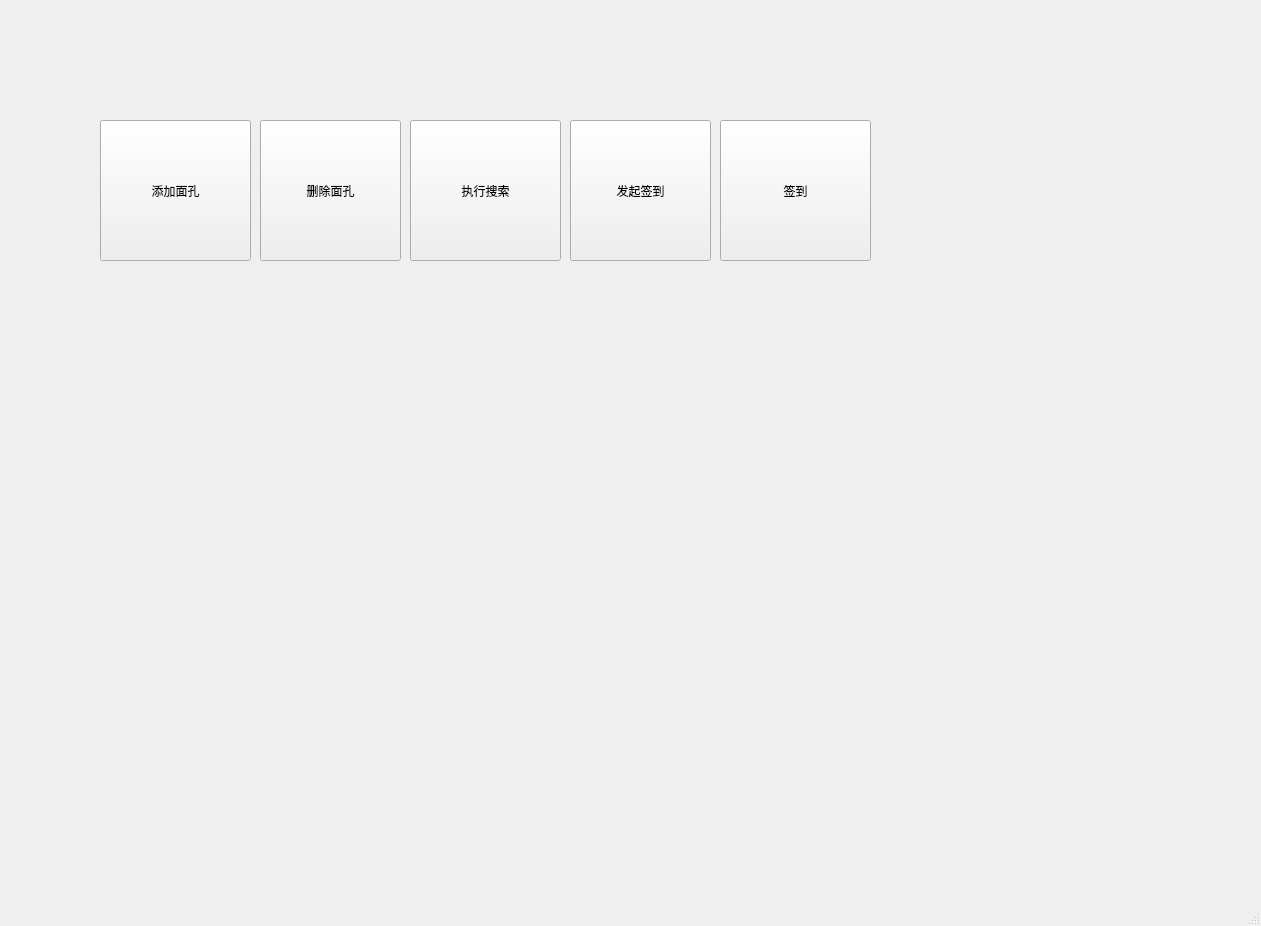
Qt form UI.ui (show-me-code/signInHelper-using-face-) before a commit.
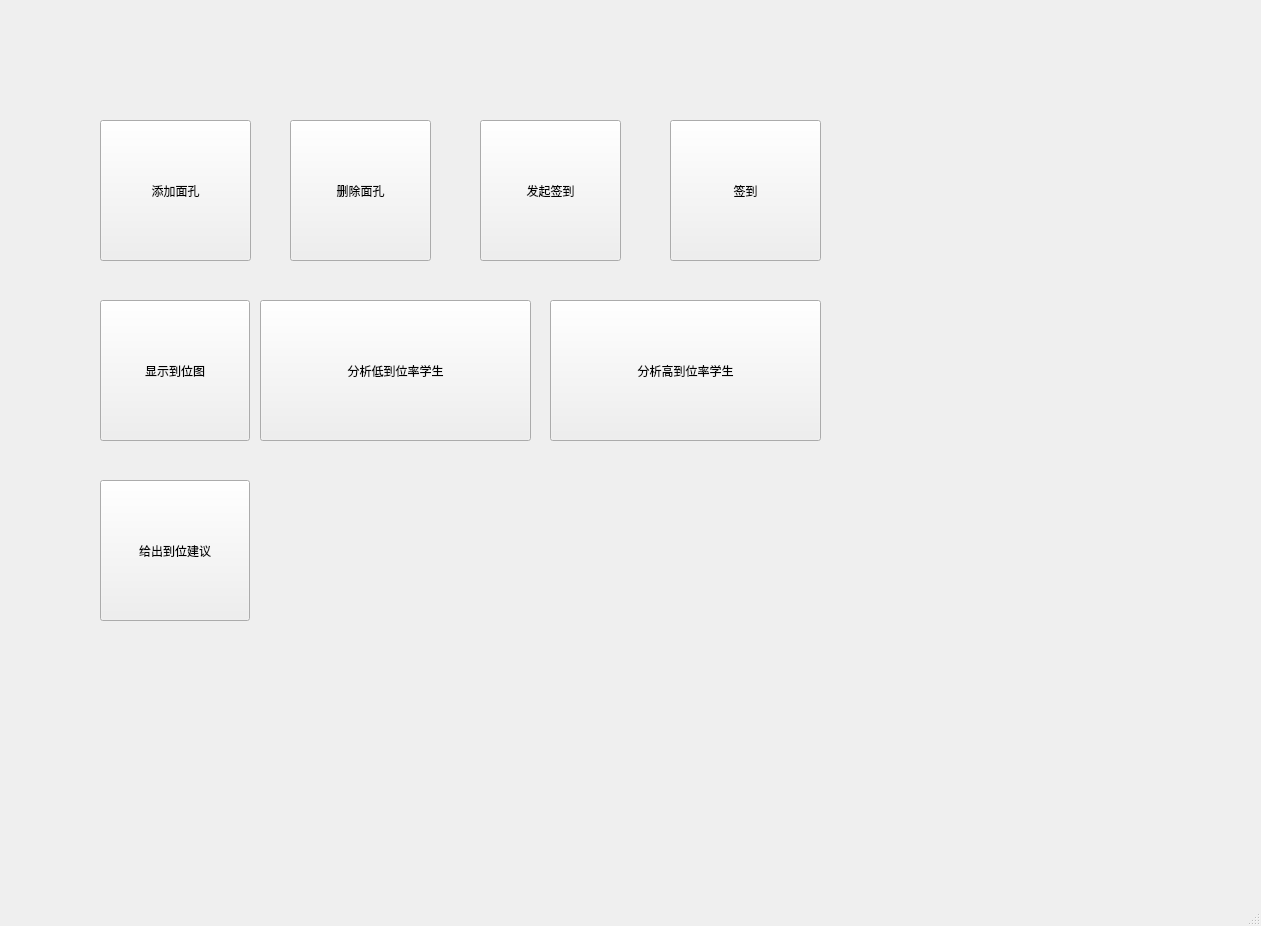
The same form after that commit.

The edit to the form file:
```diff
--- a/UI.ui
+++ b/UI.ui
@@ -30,7 +30,7 @@
    <widget class="QPushButton" name="pushButton_2">
     <property name="geometry">
      <rect>
-      <x>260</x>
+      <x>290</x>
       <y>120</y>
       <width>141</width>
       <height>141</height>
@@ -40,34 +40,10 @@
      <string>删除面孔</string>
     </property>
    </widget>
-   <widget class="QPushButton" name="pushButton_3">
-    <property name="geometry">
-     <rect>
-      <x>410</x>
-      <y>120</y>
-      <width>151</width>
-      <height>141</height>
-     </rect>
-    </property>
-    <property name="text">
-     <string>执行搜索</string>
-    </property>
-   </widget>
-   <widget class="QWidget" name="gridLayoutWidget">
-    <property name="geometry">
-     <rect>
-      <x>250</x>
-      <y>290</y>
-      <width>801</width>
-      <height>531</height>
-     </rect>
-    </property>
-    <layout class="QGridLayout" name="gridLayout"/>
-   </widget>
    <widget class="QPushButton" name="btn_startSignIn">
     <property name="geometry">
      <rect>
-      <x>570</x>
+      <x>480</x>
       <y>120</y>
       <width>141</width>
       <height>141</height>
@@ -80,7 +56,7 @@
    <widget class="QPushButton" name="btn_signIn">
     <property name="geometry">
      <rect>
-      <x>720</x>
+      <x>670</x>
       <y>120</y>
       <width>151</width>
       <height>141</height>
@@ -90,6 +66,58 @@
      <string>签到</string>
     </property>
    </widget>
+   <widget class="QPushButton" name="pushButton_4">
+    <property name="geometry">
+     <rect>
+      <x>100</x>
+      <y>300</y>
+      <width>150</width>
+      <height>141</height>
+     </rect>
+    </property>
+    <property name="text">
+     <string>显示到位图</string>
+    </property>
+   </widget>
+   <widget class="QPushButton" name="pushButton_5">
+    <property name="geometry">
+     <rect>
+      <x>260</x>
+      <y>300</y>
+      <width>271</width>
+      <height>141</height>
+     </rect>
+    </property>
+    <property name="text">
+     <string>分析低到位率学生</string>
+    </property>
+   </widget>
+   <widget class="QPushButton" name="pushButton_6">
+    <property name="geometry">
+     <rect>
+      <x>550</x>
+      <y>300</y>
+      <width>271</width>
+      <height>141</height>
+     </rect>
+    </property>
+    <property name="text">
+     <string>分析高到位率学生</string>
+    </property>
+   </widget>
+   <widget class="QPushButton" name="pushButton_7">
+    <property name="geometry">
+     <rect>
+      <x>100</x>
+      <y>480</y>
+      <width>150</width>
+      <height>141</height>
+     </rect>
+    </property>
+    <property name="text">
+     <string>给出到位建议</string>
+    </property>
+   </widget>
   </widget>
   <widget class="QMenuBar" name="menubar">
    <property name="geometry">
```
Left out of the diff: 67 changed lines with no effect on the pictures.
